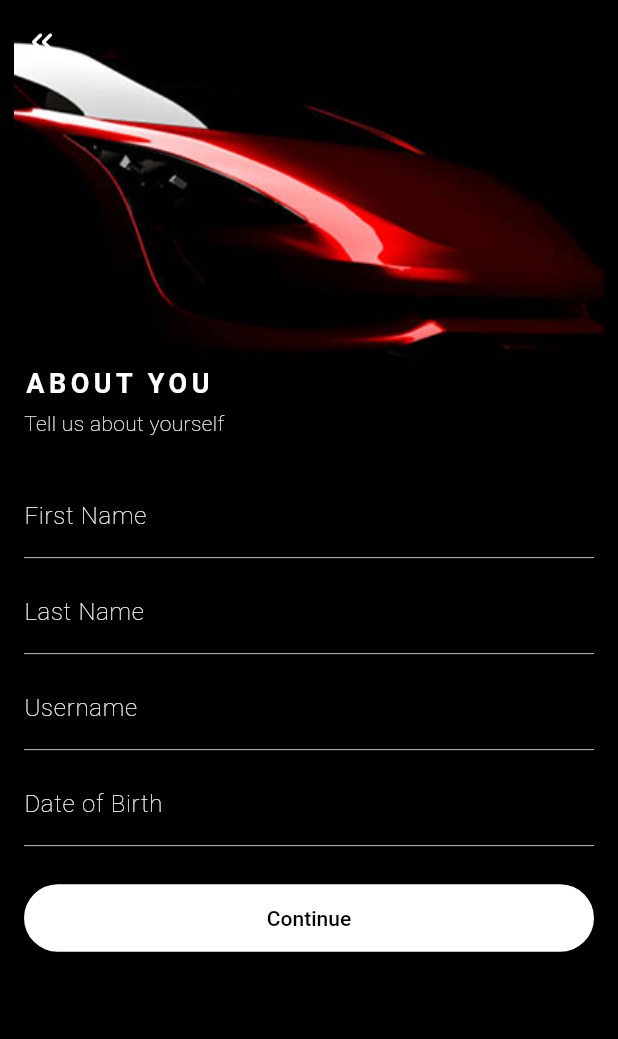
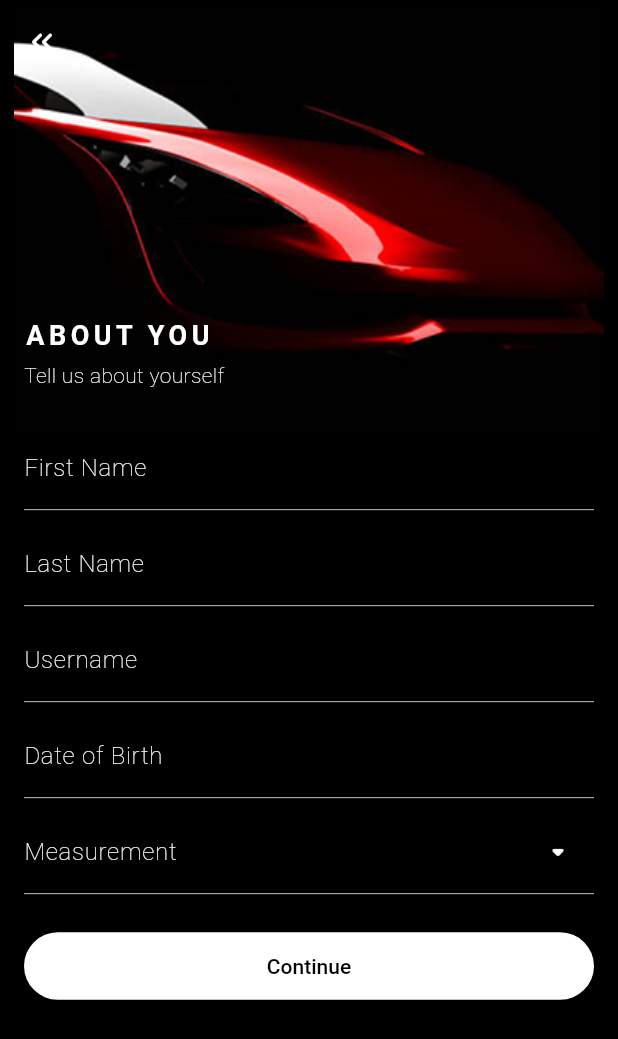
Before and after one commit to sabikrahat/riderspotr, a Flutter app: the AboutYouScreen screen opened by its route, on a phone screen of 412 x 824 dp. Shown: the top 1039 px of the screen. Run offline on Flutter 3.47's test engine with Material 3 defaults, Android fonts, the phone set to English and light mode, and no system bars; drawn by our look-alikes of toastification; our stand-ins replace animated_bottom_navigation_bar, camera, flutter_riverpod, flutter_svg, form_builder_validators, gap and 7 more; accounts and stored records are empty; generated files the repository leaves out were written again; Roboto replaces fonts that are missing (Montserrat).

Commit message:
Add measurement enum and update user model; enhance about you screen with dropdown for measurement selection

```diff
--- a/lib/core/enums.dart
+++ b/lib/core/enums.dart
@@ -46,3 +46,12 @@ extension KDrawerExtension on KNavItem {
   bool get isNotGraph => !isGraph;
   bool get isNotProfile => !isProfile;
 }
+
+enum Measurement { metric, imperial }
+
+extension MeasurementUnitExtension on Measurement {
+  String get title => switch (this) {
+    Measurement.metric => 'Metric',
+    Measurement.imperial => 'Imperial',
+  };
+}
--- a/lib/models/auth/user_model.dart
+++ b/lib/models/auth/user_model.dart
@@ -12,8 +12,7 @@ class Location {
     required this.longitude,
   });
 
-  factory Location.fromJson(Map<String, dynamic> json) =>
-      _$LocationFromJson(json);
+  factory Location.fromJson(Map<String, dynamic> json) => _$LocationFromJson(json);
 
   Map<String, dynamic> toJson() => _$LocationToJson(this);
 }
@@ -26,6 +25,7 @@ class UserModel {
   String? lastName;
   String? username;
   DateTime? dob;
+  String? measurement;
   String? knowledgeLevel;
   String? experience;
   String? address;
@@ -39,6 +39,7 @@ class UserModel {
     this.lastName,
     this.username,
     this.dob,
+    this.measurement,
     this.knowledgeLevel,
     this.experience,
     this.address,
@@ -46,8 +47,7 @@ class UserModel {
     required this.createdAt,
   });
 
-  factory UserModel.fromJson(Map<String, dynamic> json) =>
-      _$UserModelFromJson(json);
+  factory UserModel.fromJson(Map<String, dynamic> json) => _$UserModelFromJson(json);
 
   Map<String, dynamic> toJson() => _$UserModelToJson(this);
 
@@ -62,6 +62,7 @@ class UserModel {
     String? lastName,
     String? username,
     DateTime? dob,
+    String? measurement,
     String? knowledgeLevel,
     String? experience,
     String? address,
@@ -73,6 +74,7 @@ class UserModel {
     lastName: lastName ?? this.lastName,
     username: username ?? this.username,
     dob: dob ?? this.dob,
+    measurement: measurement ?? this.measurement,
     knowledgeLevel: knowledgeLevel ?? this.knowledgeLevel,
     experience: experience ?? this.experience,
     location: location ?? this.location,
--- a/lib/presentation/pages/auth/about_you_screen.dart
+++ b/lib/presentation/pages/auth/about_you_screen.dart
@@ -3,12 +3,14 @@ import 'package:flutter_riverpod/flutter_riverpod.dart';
 import 'package:gap/gap.dart';
 import 'package:go_router/go_router.dart';
 
+import '../../../core/enums.dart';
 import '../../../core/exception.dart';
 import '../../../core/extensions.dart';
 import '../../../core/toastification.dart';
 import '../../providers/auth/user_provider.dart';
 import '../../widgets/shared/back.dart';
 import '../../widgets/shared/custom_text_field.dart';
+import '../../widgets/shared/dropdown_textfield.dart';
 import '../../widgets/shared/loading_overlay.dart';
 import '../../widgets/shared/long_button.dart';
 import '../../widgets/shared/page_padding.dart';
@@ -30,6 +32,7 @@ class _AboutYouScreenState extends ConsumerState<AboutYouScreen> {
   final _usernameController = TextEditingController();
   final _dobController = TextEditingController();
   DateTime? _dateOfBirth;
+  String? _measurement;
 
   bool isLoading = false;
 
@@ -144,6 +147,17 @@ class _AboutYouScreenState extends ConsumerState<AboutYouScreen> {
                             return null;
                           },
                         ),
+                        Gap(8),
+                        DropdownTextfield(
+                          labelText: 'Measurement',
+                          items: Measurement.values.map((e) => e.title).toList(),
+                          onChanged: (val) => setState(() {
+                            final idx = Measurement.values.indexWhere(
+                              (element) => element.title == val,
+                            );
+                            _measurement = idx != -1 ? Measurement.values[idx].name : null;
+                          }),
+                        ),
                         Gap(24),
                         LongButton(
                           text: 'Continue',
@@ -159,6 +173,7 @@ class _AboutYouScreenState extends ConsumerState<AboutYouScreen> {
                                     lastName: _lastNameController.text.trim(),
                                     username: _usernameController.text.trim(),
                                     dob: _dateOfBirth!,
+                                    measurement: _measurement!,
                                   ),
                                 );
                                 if (context.mounted) {
--- a/lib/presentation/pages/capture/components/history_part.dart
+++ b/lib/presentation/pages/capture/components/history_part.dart
@@ -1,5 +1,6 @@
 import 'package:flutter/material.dart';
 import 'package:gap/gap.dart';
+
 import '../../../../core/extensions.dart';
 
 class HistoryPart extends StatelessWidget {
--- a/lib/presentation/pages/capture/components/semi_arc_progress.dart
+++ b/lib/presentation/pages/capture/components/semi_arc_progress.dart
@@ -1,4 +1,5 @@
 import 'dart:math';
+
 import 'package:flutter/material.dart';
 
 /// Semi-circular progress bar with two arrow markers (MSRP=blue, Current=white)
```
Also changed, not shown: lib/models/auth/user_model.g.dart.
